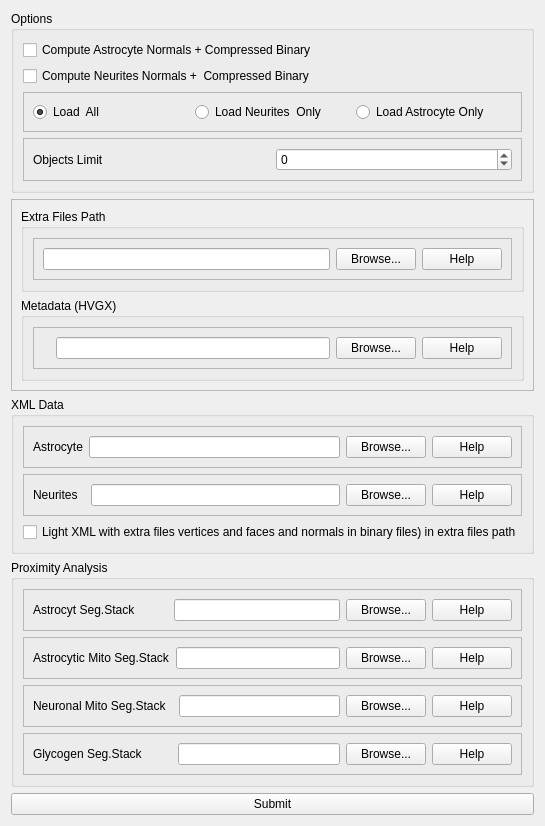
This is inputform.ui in haneensa/Abstractocyte as Qt 5 draws it before an edit. The edited form follows.
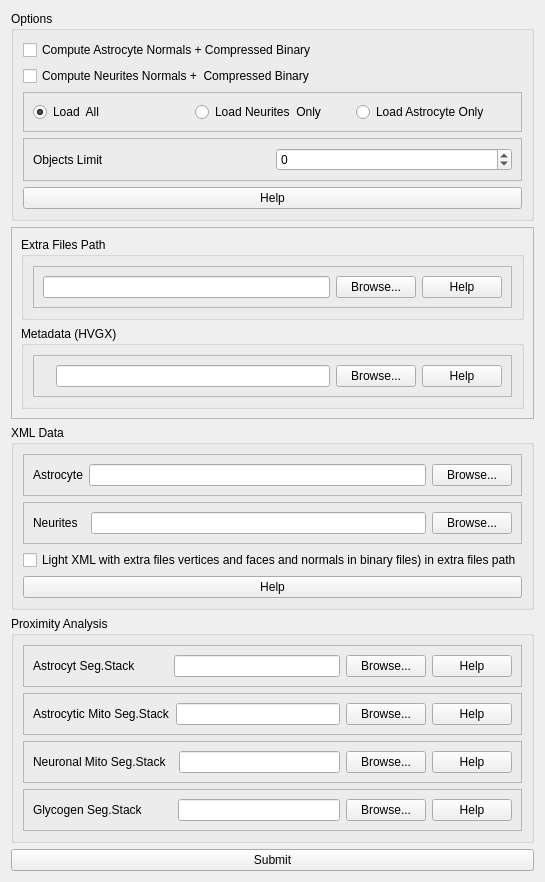
This is the edited form.

Commit message: add help option

What changed in the file:
```diff
--- a/inputform.ui
+++ b/inputform.ui
@@ -13,14 +13,14 @@
   <property name="windowTitle">
    <string>Form</string>
   </property>
-  <layout class="QVBoxLayout" name="verticalLayout_5">
+  <layout class="QVBoxLayout" name="verticalLayout_4">
    <item>
     <widget class="QGroupBox" name="groupBox_5">
      <property name="title">
       <string>Options</string>
      </property>
-     <layout class="QVBoxLayout" name="verticalLayout_4">
-      <item>
+     <layout class="QGridLayout" name="gridLayout_5">
+      <item row="0" column="0">
        <widget class="QCheckBox" name="checkBox_astrocyte_extrafiles">
         <property name="text">
          <string>Compute Astrocyte Normals + Compressed Binary </string>
@@ -102,6 +102,13 @@
         </layout>
        </widget>
       </item>
+      <item row="4" column="0">
+       <widget class="QPushButton" name="pushButton_options_help">
+        <property name="text">
+         <string>Help</string>
+        </property>
+       </widget>
+      </item>
      </layout>
     </widget>
    </item>
@@ -247,13 +254,6 @@
            </property>
           </widget>
          </item>
-         <item>
-          <widget class="QPushButton" name="pushButton_xml_astrocyte_help">
-           <property name="text">
-            <string>Help</string>
-           </property>
-          </widget>
-         </item>
         </layout>
        </widget>
       </item>
@@ -283,13 +283,6 @@
            </property>
           </widget>
          </item>
-         <item>
-          <widget class="QPushButton" name="pushButton_xml_neurites_help">
-           <property name="text">
-            <string>Help</string>
-           </property>
-          </widget>
-         </item>
         </layout>
        </widget>
       </item>
@@ -300,6 +293,13 @@
         </property>
        </widget>
       </item>
+      <item>
+       <widget class="QPushButton" name="pushButton_xml_help">
+        <property name="text">
+         <string>Help</string>
+        </property>
+       </widget>
+      </item>
      </layout>
     </widget>
    </item>
@@ -308,8 +308,8 @@
      <property name="title">
       <string>Proximity Analysis</string>
      </property>
-     <layout class="QVBoxLayout" name="verticalLayout">
-      <item>
+     <layout class="QGridLayout" name="gridLayout_4">
+      <item row="0" column="0">
        <widget class="QFrame" name="frame_8">
         <property name="frameShape">
          <enum>QFrame::StyledPanel</enum>
@@ -345,7 +345,7 @@
         </layout>
        </widget>
       </item>
-      <item>
+      <item row="1" column="0">
        <widget class="QFrame" name="frame_4">
         <property name="frameShape">
          <enum>QFrame::StyledPanel</enum>
@@ -381,7 +381,7 @@
         </layout>
        </widget>
       </item>
-      <item>
+      <item row="2" column="0">
        <widget class="QFrame" name="frame_3">
         <property name="frameShape">
          <enum>QFrame::StyledPanel</enum>
@@ -417,7 +417,7 @@
         </layout>
        </widget>
       </item>
-      <item>
+      <item row="3" column="0">
        <widget class="QFrame" name="frame_2">
         <property name="frameShape">
          <enum>QFrame::StyledPanel</enum>
```
Left out of the diff: 6 changed lines with no effect on the pictures. The commit also changes 11 other files.
